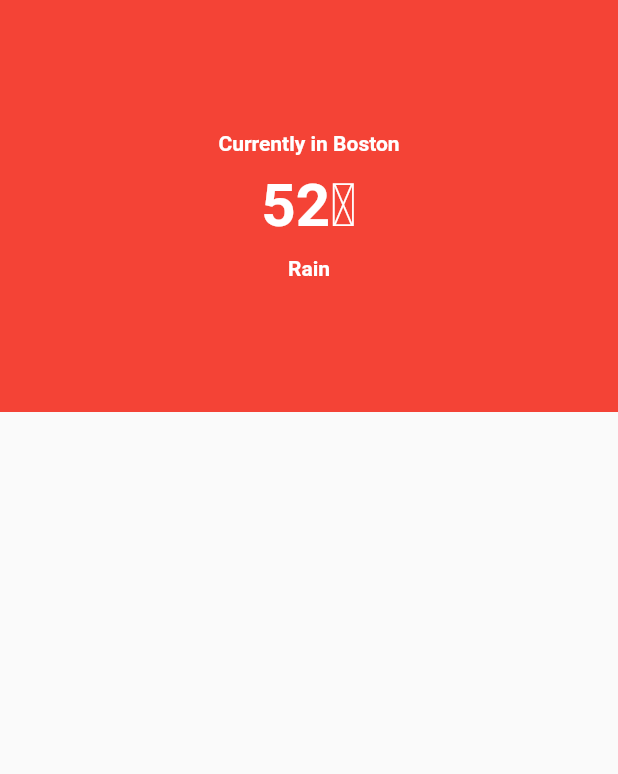
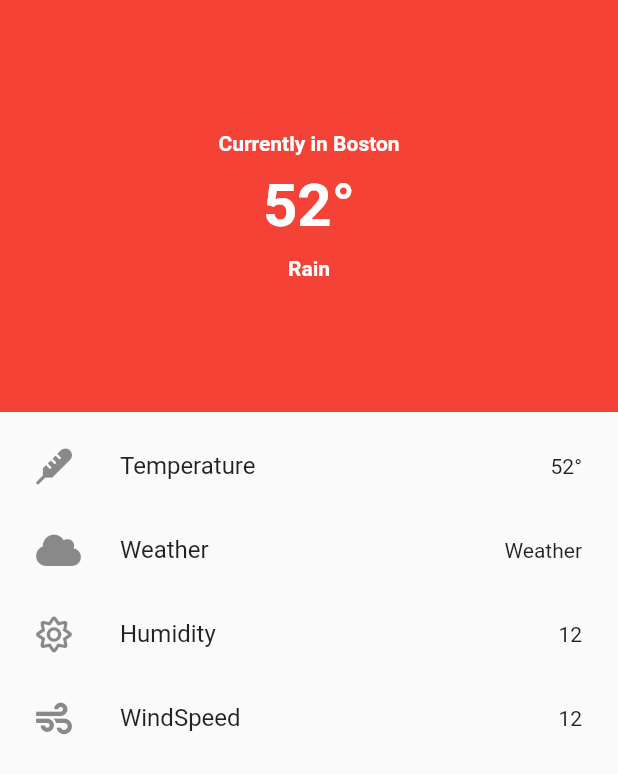
Before and after one commit to CoderNamedHendrick/weather-app, a Flutter app: the screen it shows after launch, on a phone screen of 412 x 824 dp. Shown: the top 774 px of the screen. Run offline on Flutter 3.47's test engine with Material 2 defaults, Android fonts, the phone set to English and light mode, and no system bars; our stand-ins replace font_awesome_flutter.

Commit message:
Adding the other weather parameters

```diff
--- a/lib/main.dart
+++ b/lib/main.dart
@@ -1,6 +1,9 @@
 import 'package:flutter/cupertino.dart';
 import 'package:flutter/material.dart';
 import 'package:flutter/rendering.dart';
+import 'package:http/http.dart';
+import 'package:font_awesome_flutter/font_awesome_flutter.dart';
+import 'dart:convert';
 
 void main() {
   runApp(MaterialApp(
@@ -42,7 +45,7 @@ class _HomeState extends State<Home> {
                   ),
                 ),
                 Text(
-                  "52\u0080",
+                  "52\u00B0",
                   style: TextStyle(
                     color: Colors.white,
                     fontSize: 40,
@@ -63,6 +66,35 @@ class _HomeState extends State<Home> {
               ],
             ),
           ),
+          Expanded(
+            child: Padding(
+              padding: EdgeInsets.all(8),
+              child: ListView(
+                children: [
+                  ListTile(
+                    leading: FaIcon(FontAwesomeIcons.thermometer),
+                    title: Text("Temperature"),
+                    trailing: Text("52\u00B0"),
+                  ),
+                  ListTile(
+                    leading: FaIcon(FontAwesomeIcons.cloud),
+                    title: Text("Weather"),
+                    trailing: Text("Weather"),
+                  ),
+                  ListTile(
+                    leading: FaIcon(FontAwesomeIcons.sun),
+                    title: Text("Humidity"),
+                    trailing: Text("12"),
+                  ),
+                  ListTile(
+                    leading: FaIcon(FontAwesomeIcons.wind),
+                    title: Text("WindSpeed"),
+                    trailing: Text("12"),
+                  ),
+                ],
+              ),
+            ),
+          ),
         ],
       ),
     );
```
